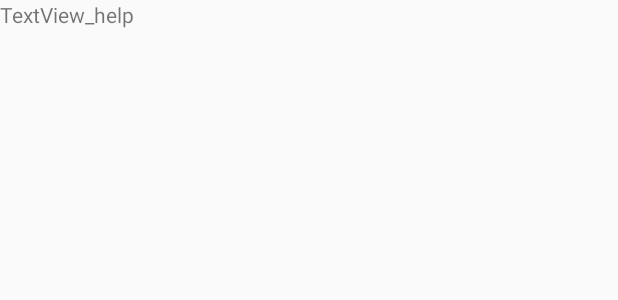
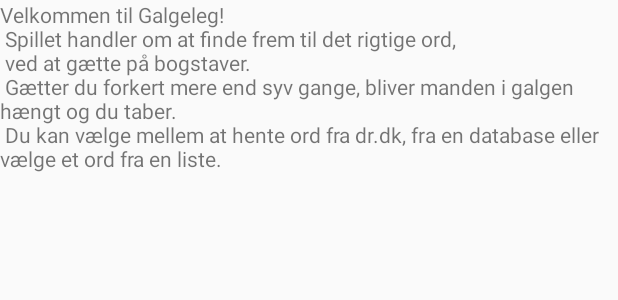
Before and after one commit to Nicolai2100/s185020Galgeleg2, an Android app: the layout fragment_help.xml on its own in the app's theme, with its tools: preview values and no code run, on a phone screen of 412 x 824 dp. Shown: the top 300 px of the screen. Run offline under Robolectric (Android 15) with nearby library versions, the phone set to English and light mode, and no system bars.

Commit message:
Implementeret help fragment

```diff
--- a/app/build.gradle
+++ b/app/build.gradle
@@ -4,7 +4,7 @@ android {
     compileSdkVersion 29
     buildToolsVersion "29.0.2"
     defaultConfig {
-        applicationId "com.s185020.Galgeleg_2"
+        applicationId "com.s185020.Galgeleg_3"
         minSdkVersion 16
         targetSdkVersion 29
         versionCode 1
--- a/app/src/main/res/layout/fragment_help.xml
+++ b/app/src/main/res/layout/fragment_help.xml
@@ -9,5 +9,5 @@
         android:id="@+id/textView3"
         android:layout_width="match_parent"
         android:layout_height="wrap_content"
-        android:text="TextView_help" />
+        android:text="@string/help_text" />
 </LinearLayout>
--- a/app/src/main/res/values/strings.xml
+++ b/app/src/main/res/values/strings.xml
@@ -1,5 +1,5 @@
 <resources>
-    <string name="app_name">s185020_NicolaiLarsen_Galgeleg 2</string>
+    <string name="app_name">s185020_NicolaiLarsen_Galgeleg 3</string>
     <string name="hent_fra_DR">Hent fra\nDR</string>
     <string name="hent_fra_db">Hent fra\ndatabase</string>
     <string name="spil">Start spil!</string>
@@ -10,5 +10,7 @@
     <string name="wrong_guess_count">Forkerte gæt: </string>
     <string name="word_to_guess">Ordet var: </string>
     <string name="spil_igen">Spil igen! </string>
+    <string name="help_text">Velkommen til Galgeleg! \n Spillet handler om at finde frem til det rigtige ord,\n ved at gætte på bogstaver. \n
+    Gætter du forkert mere end syv gange, bliver manden i galgen hængt og du taber. \n Du kan vælge mellem at hente ord fra dr.dk, fra en database eller vælge et ord fra en liste.</string>
 
 </resources>
```
Also changed, not shown: app/src/main/java/com/s185020/Galgeleg_2/fragments/HelpFragment.java (added, +34 -0 lines), app/src/main/res/layout/fragment_settings.xml (+12 -1 lines).
